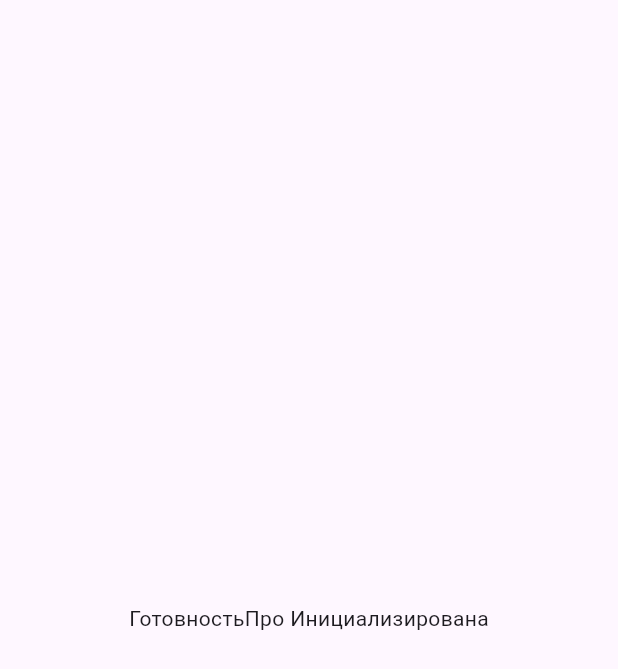
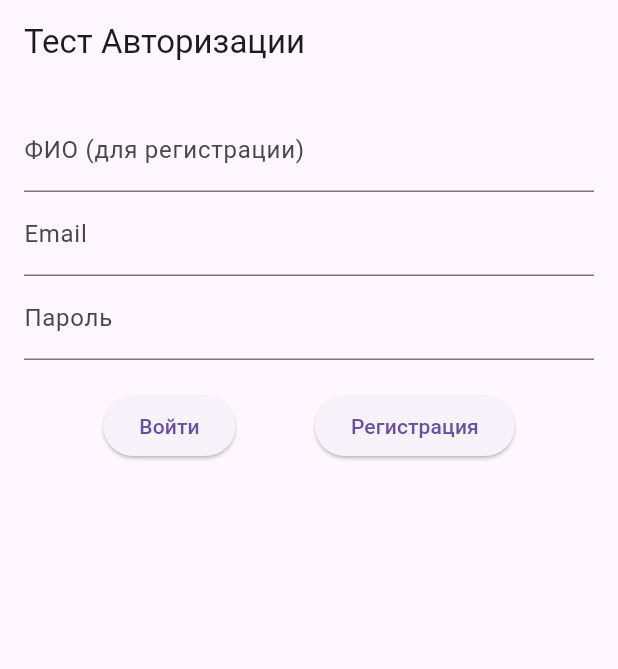
Before and after one commit to Max252t/ReadyPro, a Flutter app: the screen it shows after launch, on a phone screen of 412 x 824 dp. Shown: the top 669 px of the screen. Run offline on Flutter 3.47's test engine with Material 3 defaults, Android fonts, the phone set to English and light mode, and no system bars; our stand-ins replace get_it, supabase_flutter; accounts and stored records are empty.

Commit message:
add test screen for auth

```diff
--- a/lib/main.dart
+++ b/lib/main.dart
@@ -1,6 +1,7 @@
 import 'package:flutter/material.dart';
 import 'package:supabase_flutter/supabase_flutter.dart';
 import 'package:ready_pro/core/di.dart';
+import 'package:ready_pro/ui/auth_test_screen.dart';
 
 void main() async {
   WidgetsFlutterBinding.ensureInitialized();
@@ -20,12 +21,10 @@ class MainApp extends StatelessWidget {
 
   @override
   Widget build(BuildContext context) {
-    return const MaterialApp(
-      home: Scaffold(
-        body: Center(
-          child: Text('ГотовностьПро Инициализирована'),
-        ),
-      ),
+    return MaterialApp(
+      title: 'ГотовностьПро Тест',
+      theme: ThemeData(primarySwatch: Colors.blue),
+      home: const AuthTestScreen(),
     );
   }
 }
--- /dev/null
+++ b/lib/ui/auth_test_screen.dart
@@ -0,0 +1,108 @@
+import 'package:flutter/material.dart';
+import 'package:ready_pro/core/di.dart';
+import 'package:ready_pro/repositories/auth_repository.dart';
+import 'package:ready_pro/repositories/supabase_auth_repository.dart';
+import 'package:ready_pro/models/user.dart';
+
+class AuthTestScreen extends StatefulWidget {
+  const AuthTestScreen({super.key});
+
+  @override
+  State<AuthTestScreen> createState() => _AuthTestScreenState();
+}
+
+class _AuthTestScreenState extends State<AuthTestScreen> {
+  final _emailController = TextEditingController();
+  final _passwordController = TextEditingController();
+  final _nameController = TextEditingController();
+
+  Profile? _currentUser;
+  bool _isLoading = false;
+
+  @override
+  void initState() {
+    super.initState();
+    _checkUser();
+  }
+
+  Future<void> _checkUser() async {
+    final user = await getIt<AuthRepository>().getCurrentUser();
+    setState(() => _currentUser = user);
+  }
+
+  Future<void> _handleSignIn() async {
+    setState(() => _isLoading = true);
+    try {
+      final profile = await getIt<AuthRepository>().signIn(
+        email: _emailController.text.trim(),
+        password: _passwordController.text.trim(),
+      );
+      setState(() => _currentUser = profile);
+      ScaffoldMessenger.of(context).showSnackBar(const SnackBar(content: Text('Успешный вход')));
+    } on AuthException catch (e) {
+      ScaffoldMessenger.of(context).showSnackBar(SnackBar(content: Text(e.message)));
+    } catch (e) {
+      ScaffoldMessenger.of(context).showSnackBar(SnackBar(content: Text('Ошибка: $e')));
+    } finally {
+      setState(() => _isLoading = false);
+    }
+  }
+
+  Future<void> _handleSignUp() async {
+    setState(() => _isLoading = true);
+    try {
+      final profile = await getIt<AuthRepository>().signUp(
+        email: _emailController.text.trim(),
+        password: _passwordController.text.trim(),
+        fullName: _nameController.text.trim(),
+      );
+      setState(() => _currentUser = profile);
+      ScaffoldMessenger.of(context).showSnackBar(const SnackBar(content: Text('Регистрация успешна')));
+    } on AuthException catch (e) {
+      ScaffoldMessenger.of(context).showSnackBar(SnackBar(content: Text(e.message)));
+    } catch (e) {
+      ScaffoldMessenger.of(context).showSnackBar(SnackBar(content: Text('Ошибка: $e')));
+    } finally {
+      setState(() => _isLoading = false);
+    }
+  }
+
+  Future<void> _handleSignOut() async {
+    await getIt<AuthRepository>().signOut();
+    setState(() => _currentUser = null);
+  }
+
+  @override
+  Widget build(BuildContext context) {
+    return Scaffold(
+      appBar: AppBar(title: const Text('Тест Авторизации')),
+      body: Padding(
+        padding: const EdgeInsets.all(16.0),
+        child: _isLoading
+          ? const Center(child: CircularProgressIndicator())
+          : Column(
+              children: [
+                if (_currentUser != null) ...[
+                  Text('Вы вошли как: ${_currentUser!.fullName}'),
+                  Text('Email: ${_currentUser!.email}'),
+                  const SizedBox(height: 20),
+                  ElevatedButton(onPressed: _handleSignOut, child: const Text('Выйти')),
+                ] else ...[
+                  TextField(controller: _nameController, decoration: const InputDecoration(labelText: 'ФИО (для регистрации)')),
+                  TextField(controller: _emailController, decoration: const InputDecoration(labelText: 'Email')),
+                  TextField(controller: _passwordController, decoration: const InputDecoration(labelText: 'Пароль'), obscureText: true),
+                  const SizedBox(height: 20),
+                  Row(
+                    mainAxisAlignment: MainAxisAlignment.spaceEvenly,
+                    children: [
+                      ElevatedButton(onPressed: _handleSignIn, child: const Text('Войти')),
+                      ElevatedButton(onPressed: _handleSignUp, child: const Text('Регистрация')),
+                    ],
+                  ),
+                ],
+              ],
+            ),
+      ),
+    );
+  }
+}
```
